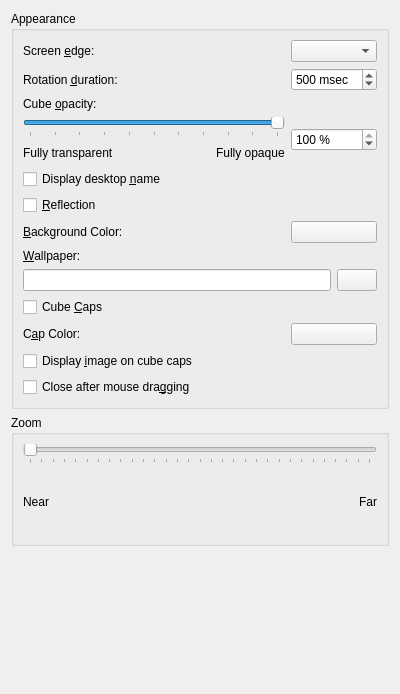
KDE/kwin, file effects/cylinder_config.ui: the form before one commit.
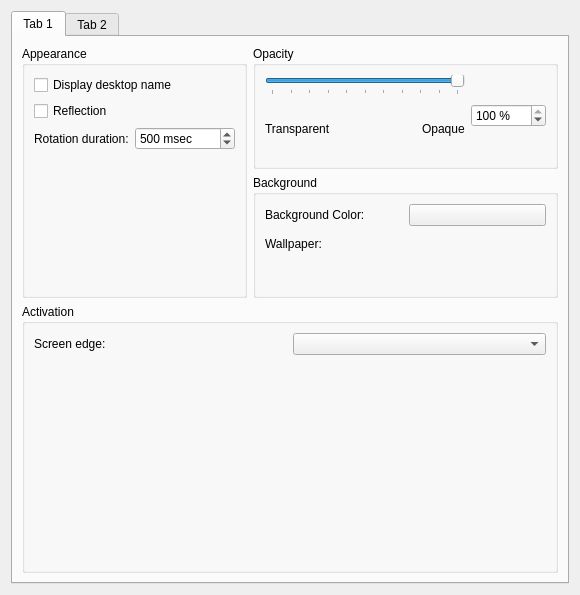
The form after the commit. Custom widgets are drawn as their Qt base class.

Commit message: Reworked UI for cylinder configuration. Based on rework of cube config (r853730).

The edit to the form file:
```diff
--- a/effects/cylinder_config.ui
+++ b/effects/cylinder_config.ui
@@ -5,21 +5,120 @@
    <rect>
     <x>0</x>
     <y>0</y>
-    <width>400</width>
-    <height>694</height>
+    <width>561</width>
+    <height>595</height>
    </rect>
   </property>
   <layout class="QVBoxLayout" >
    <item>
-    <widget class="QGroupBox" name="groupBox" >
+    <widget class="QTabWidget" name="tabWidget" >
+     <property name="currentIndex" >
+      <number>0</number>
+     </property>
+     <widget class="QWidget" name="tab" >
+      <property name="geometry" >
+       <rect>
+        <x>0</x>
+        <y>0</y>
+        <width>545</width>
+        <height>553</height>
+       </rect>
+      </property>
+      <attribute name="title" >
+       <string>Tab 1</string>
+      </attribute>
+      <layout class="QGridLayout" name="gridLayout_5" >
+       <item row="1" column="1" >
+        <widget class="QGroupBox" name="groupBox_5" >
+         <property name="title" >
+          <string>Background</string>
+         </property>
+         <layout class="QGridLayout" name="gridLayout" >
+          <item row="0" column="0" >
+           <widget class="QLabel" name="label_6" >
+            <property name="text" >
+             <string>Background Color:</string>
+            </property>
+            <property name="buddy" >
+             <cstring>backgroundColorButton</cstring>
+            </property>
+           </widget>
+          </item>
+          <item row="0" column="1" >
+           <widget class="KColorButton" name="backgroundColorButton" />
+          </item>
+          <item row="1" column="0" >
+           <widget class="QLabel" name="label_3" >
+            <property name="text" >
+             <string>Wallpaper:</string>
+            </property>
+            <property name="buddy" >
+             <cstring>wallpaperRequester</cstring>
+            </property>
+           </widget>
+          </item>
+          <item row="2" column="0" colspan="2" >
+           <widget class="KUrlRequester" name="wallpaperRequester" />
+          </item>
+         </layout>
+        </widget>
+       </item>
+       <item row="3" column="0" colspan="2" >
+        <widget class="QGroupBox" name="groupBox_8" >
+         <property name="title" >
+          <string>Activation</string>
+         </property>
+         <layout class="QGridLayout" name="gridLayout_3" >
+          <item row="0" column="0" >
+           <widget class="QLabel" name="label_2" >
+            <property name="text" >
+             <string>Screen edge:</string>
+            </property>
+            <property name="buddy" >
+             <cstring>screenEdgeCombo</cstring>
+            </property>
+           </widget>
+          </item>
+          <item row="0" column="1" >
+           <widget class="QComboBox" name="screenEdgeCombo" />
+          </item>
+          <item row="1" column="0" colspan="2" >
+           <widget class="KWin::GlobalShortcutsEditor" native="1" name="editor" >
+            <property name="minimumSize" >
+             <size>
+              <width>0</width>
+              <height>200</height>
+             </size>
+            </property>
+           </widget>
+          </item>
+         </layout>
+        </widget>
+       </item>
+       <item rowspan="2" row="0" column="0" >
+        <widget class="QGroupBox" name="groupBox_7" >
      <property name="title" >
       <string>Appearance</string>
      </property>
-     <layout class="QGridLayout" >
+         <layout class="QGridLayout" name="gridLayout_2" >
+          <item row="0" column="0" colspan="2" >
+           <widget class="QCheckBox" name="displayDesktopNameBox" >
+            <property name="text" >
+             <string>Display desktop name</string>
+            </property>
+           </widget>
+          </item>
+          <item row="1" column="0" colspan="2" >
+           <widget class="QCheckBox" name="reflectionBox" >
+            <property name="text" >
+             <string>Reflection</string>
+            </property>
+           </widget>
+          </item>
       <item row="2" column="0" >
        <widget class="QLabel" name="label" >
         <property name="text" >
-         <string>Rotation &amp;duration:</string>
+             <string>Rotation duration:</string>
         </property>
         <property name="buddy" >
          <cstring>rotationDurationSpin</cstring>
@@ -28,6 +127,12 @@
       </item>
       <item row="2" column="1" >
        <widget class="QSpinBox" name="rotationDurationSpin" >
+            <property name="minimumSize" >
+             <size>
+              <width>100</width>
+              <height>0</height>
+             </size>
+            </property>
         <property name="suffix" >
          <string> msec</string>
         </property>
@@ -39,23 +144,38 @@
         </property>
        </widget>
       </item>
-      <item row="4" column="0" >
-       <widget class="QLabel" name="label_3" >
-        <property name="text" >
-         <string>Cube &amp;opacity:</string>
-        </property>
-        <property name="buddy" >
-         <cstring>cubeOpacitySpin</cstring>
-        </property>
-       </widget>
-      </item>
-      <item row="1" column="1" >
-       <widget class="QComboBox" name="screenEdgeCombo" />
-      </item>
-      <item row="5" column="0" >
-       <layout class="QVBoxLayout" name="verticalLayout" >
+          <item row="3" column="0" colspan="2" >
+           <spacer name="verticalSpacer_2" >
+            <property name="orientation" >
+             <enum>Qt::Vertical</enum>
+            </property>
+            <property name="sizeHint" stdset="0" >
+             <size>
+              <width>20</width>
+              <height>40</height>
+             </size>
+            </property>
+           </spacer>
+          </item>
+         </layout>
+        </widget>
+       </item>
+       <item row="0" column="1" >
+        <widget class="QGroupBox" name="groupBox_4" >
+         <property name="title" >
+          <string>Opacity</string>
+         </property>
+         <layout class="QHBoxLayout" name="horizontalLayout_3" >
+          <item>
+           <layout class="QVBoxLayout" name="verticalLayout_5" >
         <item>
          <widget class="QSlider" name="cubeOpacitySlider" >
+              <property name="minimumSize" >
+               <size>
+                <width>200</width>
+                <height>0</height>
+               </size>
+              </property>
           <property name="maximum" >
            <number>100</number>
           </property>
@@ -77,11 +197,11 @@
          </widget>
         </item>
         <item>
-         <layout class="QHBoxLayout" name="horizontalLayout" >
+             <layout class="QHBoxLayout" name="horizontalLayout_6" >
           <item>
            <widget class="QLabel" name="label_4" >
             <property name="text" >
-             <string>Fully transparent</string>
+                 <string>Transparent</string>
             </property>
            </widget>
           </item>
@@ -101,7 +221,7 @@
           <item>
            <widget class="QLabel" name="label_5" >
             <property name="text" >
-             <string>Fully opaque</string>
+                 <string>Opaque</string>
             </property>
            </widget>
           </item>
@@ -109,8 +229,14 @@
         </item>
        </layout>
       </item>
-      <item row="5" column="1" >
+          <item>
        <widget class="QSpinBox" name="cubeOpacitySpin" >
+            <property name="minimumSize" >
+             <size>
+              <width>75</width>
+              <height>0</height>
+             </size>
+            </property>
         <property name="suffix" >
          <string> %</string>
         </property>
@@ -122,98 +248,54 @@
         </property>
        </widget>
       </item>
-      <item row="7" column="0" >
-       <widget class="QCheckBox" name="displayDesktopNameBox" >
-        <property name="text" >
-         <string>Display desktop &amp;name</string>
-        </property>
-       </widget>
-      </item>
-      <item row="8" column="0" >
-       <widget class="QCheckBox" name="reflectionBox" >
-        <property name="text" >
-         <string>&amp;Reflection</string>
-        </property>
-       </widget>
-      </item>
-      <item row="10" column="0" >
-       <widget class="QLabel" name="label_6" >
-        <property name="text" >
-         <string>&amp;Background Color:</string>
-        </property>
-        <property name="buddy" >
-         <cstring>backgroundColorButton</cstring>
-        </property>
-       </widget>
-      </item>
-      <item row="10" column="1" >
-       <widget class="KColorButton" name="backgroundColorButton" />
-      </item>
-      <item row="13" column="0" >
+         </layout>
+        </widget>
+       </item>
+      </layout>
+     </widget>
+     <widget class="QWidget" name="tab_2" >
+      <property name="geometry" >
+       <rect>
+        <x>0</x>
+        <y>0</y>
+        <width>545</width>
+        <height>553</height>
+       </rect>
+      </property>
+      <attribute name="title" >
+       <string>Tab 2</string>
+      </attribute>
+      <layout class="QVBoxLayout" name="verticalLayout_3" >
+       <item>
+        <widget class="QGroupBox" name="groupBox_3" >
+         <property name="title" >
+          <string>Caps</string>
+         </property>
+         <layout class="QGridLayout" name="gridLayout_4" >
+          <item row="0" column="0" >
        <widget class="QCheckBox" name="cubeCapsBox" >
         <property name="text" >
-         <string>Cube &amp;Caps</string>
+             <string>Show caps</string>
         </property>
        </widget>
       </item>
-      <item row="14" column="0" >
+          <item row="1" column="0" >
        <widget class="QLabel" name="capColorLabel" >
         <property name="text" >
-         <string>C&amp;ap Color:</string>
+             <string>Cap Color:</string>
         </property>
         <property name="buddy" >
          <cstring>capColorButton</cstring>
         </property>
        </widget>
       </item>
-      <item row="14" column="1" >
+          <item row="1" column="1" >
        <widget class="KColorButton" name="capColorButton" />
       </item>
-      <item row="15" column="0" >
+          <item row="2" column="0" >
        <widget class="QCheckBox" name="capsImageBox" >
         <property name="text" >
-         <string>Display &amp;image on cube caps</string>
-        </property>
-       </widget>
-      </item>
-      <item row="1" column="0" >
-       <widget class="QLabel" name="label_2" >
-        <property name="text" >
-         <string>Screen &amp;edge:</string>
-        </property>
-        <property name="buddy" >
-         <cstring>screenEdgeCombo</cstring>
-        </property>
-       </widget>
-      </item>
-      <item row="11" column="0" >
-       <widget class="QLabel" name="label_7" >
-        <property name="text" >
-         <string>&amp;Wallpaper:</string>
-        </property>
-        <property name="buddy" >
-         <cstring>wallpaperLineEdit</cstring>
-        </property>
-       </widget>
-      </item>
-      <item row="12" column="0" colspan="2" >
-       <layout class="QHBoxLayout" name="horizontalLayout_3" >
-        <item>
-         <widget class="QLineEdit" name="wallpaperLineEdit" />
-        </item>
-        <item>
-         <widget class="QPushButton" name="wallpaperButton" >
-          <property name="text" >
-           <string/>
-          </property>
-         </widget>
-        </item>
-       </layout>
-      </item>
-      <item row="16" column="0" >
-       <widget class="QCheckBox" name="closeOnMouseReleaseBox" >
-        <property name="text" >
-         <string>Close after mouse dra&amp;gging</string>
+             <string>Display image on caps</string>
         </property>
        </widget>
       </item>
@@ -286,7 +368,41 @@
     </widget>
    </item>
    <item>
-    <widget class="KWin::GlobalShortcutsEditor" native="1" name="editor" />
+        <widget class="QGroupBox" name="groupBox_9" >
+         <property name="title" >
+          <string>Additional options</string>
+         </property>
+         <layout class="QVBoxLayout" name="verticalLayout" >
+          <item>
+           <widget class="QCheckBox" name="closeOnMouseReleaseBox" >
+            <property name="toolTip" >
+             <string>Cylinder is deactivated after rotating the cylinder with the mouse.
+Otherwise cylinder will stay in the position.</string>
+            </property>
+            <property name="text" >
+             <string>Close after mouse dragging</string>
+            </property>
+           </widget>
+          </item>
+         </layout>
+        </widget>
+       </item>
+       <item>
+        <spacer name="verticalSpacer" >
+         <property name="orientation" >
+          <enum>Qt::Vertical</enum>
+         </property>
+         <property name="sizeHint" stdset="0" >
+          <size>
+           <width>20</width>
+           <height>40</height>
+          </size>
+         </property>
+        </spacer>
+       </item>
+      </layout>
+     </widget>
+    </widget>
    </item>
   </layout>
  </widget>
@@ -296,6 +412,11 @@
    <extends>QPushButton</extends>
    <header>kcolorbutton.h</header>
   </customwidget>
+  <customwidget>
+   <class>KUrlRequester</class>
+   <extends>QFrame</extends>
+   <header>kurlrequester.h</header>
+  </customwidget>
   <customwidget>
    <class>KWin::GlobalShortcutsEditor</class>
    <extends>QWidget</extends>
```
Left out of the diff: 14 changed lines with no effect on the pictures. Lines whose indentation alone changed are shown as unchanged. The commit also changes 2 other files.
